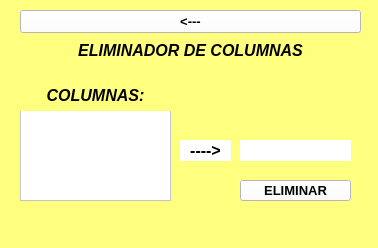
DanielRojas2002/PyQt5, file CSV/interfaz/interfaz_eliminadorColumnas.ui: the form before one commit.
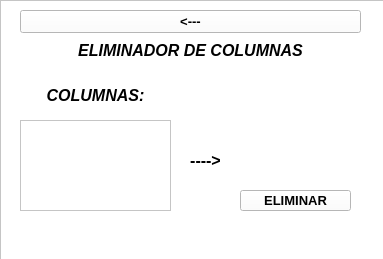
The form after the commit. Icons and pictures are not drawn.

Patch:
```diff
--- a/CSV/interfaz/interfaz_eliminadorColumnas.ui
+++ b/CSV/interfaz/interfaz_eliminadorColumnas.ui
@@ -6,22 +6,22 @@
    <rect>
     <x>0</x>
     <y>0</y>
-    <width>378</width>
-    <height>248</height>
+    <width>383</width>
+    <height>259</height>
    </rect>
   </property>
   <property name="windowTitle">
    <string>Eliminador de Columnas</string>
   </property>
   <property name="styleSheet">
-   <string notr="true">background-color: rgb(255, 255, 127);</string>
+   <string notr="true">background-color: rgb(255, 255, 255);</string>
   </property>
   <widget class="QWidget" name="centralwidget">
    <widget class="QPushButton" name="eliminar">
     <property name="geometry">
      <rect>
       <x>240</x>
-      <y>180</y>
+      <y>190</y>
       <width>111</width>
       <height>21</height>
      </rect>
@@ -50,7 +50,7 @@
     <property name="geometry">
      <rect>
       <x>260</x>
-      <y>80</y>
+      <y>90</y>
       <width>71</width>
       <height>51</height>
      </rect>
@@ -69,7 +69,7 @@
     <property name="geometry">
      <rect>
       <x>20</x>
-      <y>110</y>
+      <y>120</y>
       <width>151</width>
       <height>91</height>
      </rect>
@@ -95,6 +95,9 @@
       <bold>true</bold>
      </font>
     </property>
+    <property name="styleSheet">
+     <string notr="true">background-color: rgb(255, 255, 255);</string>
+    </property>
     <property name="text">
      <string>COLUMNAS:</string>
     </property>
@@ -106,7 +109,7 @@
     <property name="geometry">
      <rect>
       <x>240</x>
-      <y>140</y>
+      <y>150</y>
       <width>111</width>
       <height>21</height>
      </rect>
@@ -122,7 +125,7 @@
     <property name="geometry">
      <rect>
       <x>180</x>
-      <y>140</y>
+      <y>150</y>
       <width>51</width>
       <height>21</height>
      </rect>
@@ -144,7 +147,7 @@
      <set>Qt::AlignCenter</set>
     </property>
    </widget>
-   <widget class="QWidget" name="">
+   <widget class="QWidget" name="layoutWidget">
     <property name="geometry">
      <rect>
       <x>20</x>
@@ -190,6 +193,9 @@
          <bold>true</bold>
         </font>
        </property>
+       <property name="styleSheet">
+        <string notr="true">background-color: rgb(255, 255, 255);</string>
+       </property>
        <property name="text">
         <string>ELIMINADOR DE COLUMNAS</string>
        </property>
@@ -200,18 +206,34 @@
      </item>
     </layout>
    </widget>
+   <widget class="QFrame" name="frame">
+    <property name="geometry">
+     <rect>
+      <x>0</x>
+      <y>0</y>
+      <width>391</width>
+      <height>261</height>
+     </rect>
+    </property>
+    <property name="styleSheet">
+     <string notr="true">background-color: rgb(255, 255, 255);</string>
+    </property>
+    <property name="frameShape">
+     <enum>QFrame::StyledPanel</enum>
+    </property>
+    <property name="frameShadow">
+     <enum>QFrame::Raised</enum>
+    </property>
+   </widget>
+   <zorder>frame</zorder>
+   <zorder>eliminar</zorder>
+   <zorder>img</zorder>
+   <zorder>listaColumnas</zorder>
+   <zorder>titulo_2</zorder>
+   <zorder>columna</zorder>
+   <zorder>flechita</zorder>
+   <zorder>layoutWidget</zorder>
   </widget>
-  <widget class="QMenuBar" name="menubar">
-   <property name="geometry">
-    <rect>
-     <x>0</x>
-     <y>0</y>
-     <width>378</width>
-     <height>21</height>
-    </rect>
-   </property>
-  </widget>
-  <widget class="QStatusBar" name="statusbar"/>
  </widget>
  <resources/>
  <connections/>
```
